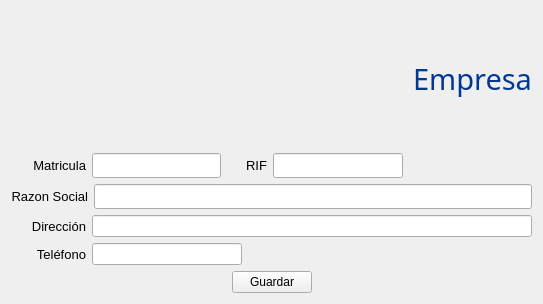
Before: the Qt Designer form empresas.ui in fundauc-sistemas/cesfundauc_new, drawn with Qt 5.
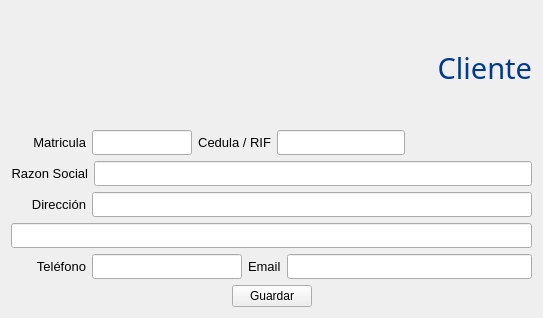
After: the same form once the commit is applied. Icons and pictures are not drawn.

Diff of the .ui file:
```diff
--- a/empresas.ui
+++ b/empresas.ui
@@ -7,7 +7,7 @@
     <x>0</x>
     <y>0</y>
     <width>543</width>
-    <height>304</height>
+    <height>318</height>
    </rect>
   </property>
   <property name="font">
@@ -40,7 +40,7 @@
 color: rgb(00,56,147);</string>
      </property>
      <property name="text">
-      <string>Empresa</string>
+      <string>Cliente</string>
      </property>
      <property name="alignment">
       <set>Qt::AlignRight|Qt::AlignTrailing|Qt::AlignVCenter</set>
@@ -75,7 +75,7 @@
        </property>
        <property name="maximumSize">
         <size>
-         <width>150</width>
+         <width>100</width>
          <height>16777215</height>
         </size>
        </property>
@@ -101,7 +101,7 @@
         </font>
        </property>
        <property name="text">
-        <string>RIF</string>
+        <string>Cedula / RIF</string>
        </property>
        <property name="alignment">
         <set>Qt::AlignRight|Qt::AlignTrailing|Qt::AlignVCenter</set>
@@ -207,6 +207,12 @@
      </item>
      <item>
       <widget class="QLineEdit" name="dir">
+       <property name="minimumSize">
+        <size>
+         <width>0</width>
+         <height>25</height>
+        </size>
+       </property>
        <property name="font">
         <font>
          <pointsize>9</pointsize>
@@ -216,6 +222,20 @@
      </item>
     </layout>
    </item>
+   <item>
+    <layout class="QHBoxLayout" name="horizontalLayout_6">
+     <item>
+      <widget class="QLineEdit" name="dir2">
+       <property name="minimumSize">
+        <size>
+         <width>0</width>
+         <height>25</height>
+        </size>
+       </property>
+      </widget>
+     </item>
+    </layout>
+   </item>
    <item>
     <layout class="QHBoxLayout" name="horizontalLayout_3">
      <item>
@@ -236,6 +256,12 @@
      </item>
      <item>
       <widget class="QLineEdit" name="telefono">
+       <property name="minimumSize">
+        <size>
+         <width>0</width>
+         <height>25</height>
+        </size>
+       </property>
        <property name="maximumSize">
         <size>
          <width>150</width>
@@ -250,17 +276,21 @@
       </widget>
      </item>
      <item>
-      <spacer name="horizontalSpacer_3">
-       <property name="orientation">
-        <enum>Qt::Horizontal</enum>
+      <widget class="QLabel" name="email_label">
+       <property name="text">
+        <string>Email</string>
        </property>
-       <property name="sizeHint" stdset="0">
+      </widget>
+     </item>
+     <item>
+      <widget class="QLineEdit" name="email">
+       <property name="minimumSize">
         <size>
-         <width>40</width>
-         <height>20</height>
+         <width>0</width>
+         <height>25</height>
         </size>
        </property>
-      </spacer>
+      </widget>
      </item>
     </layout>
    </item>
```
